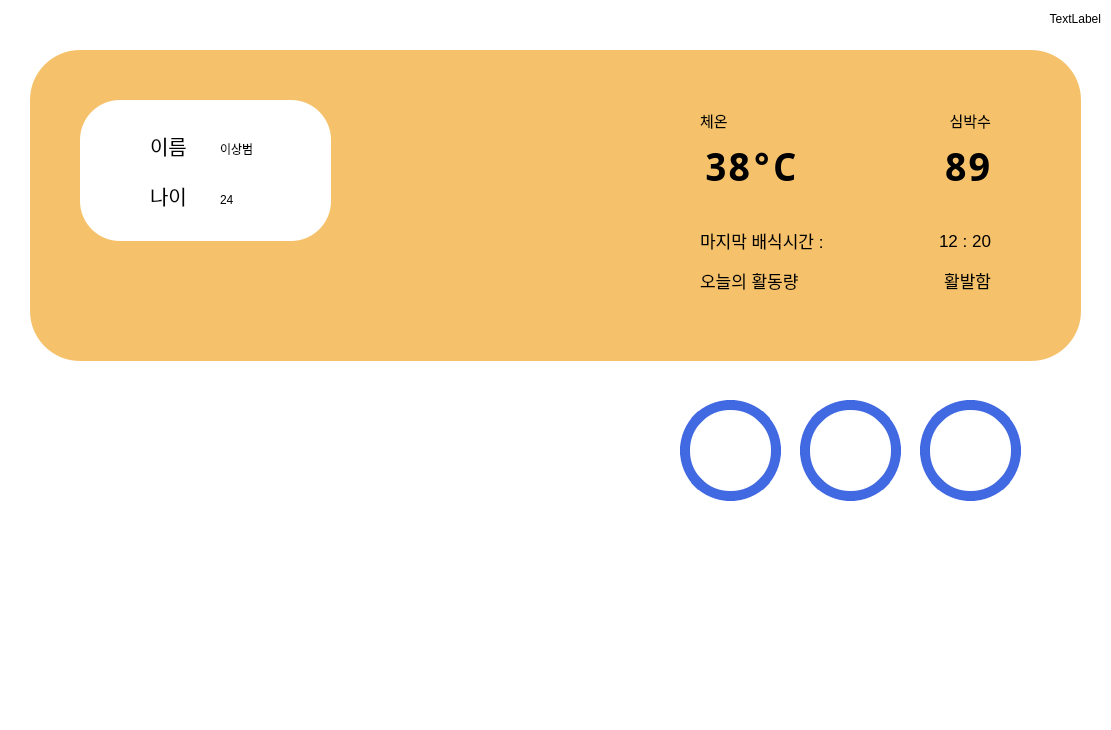
Qt form src/Client/Main.ui (addinedu-ros-7th/iot-repo-1) before a commit.
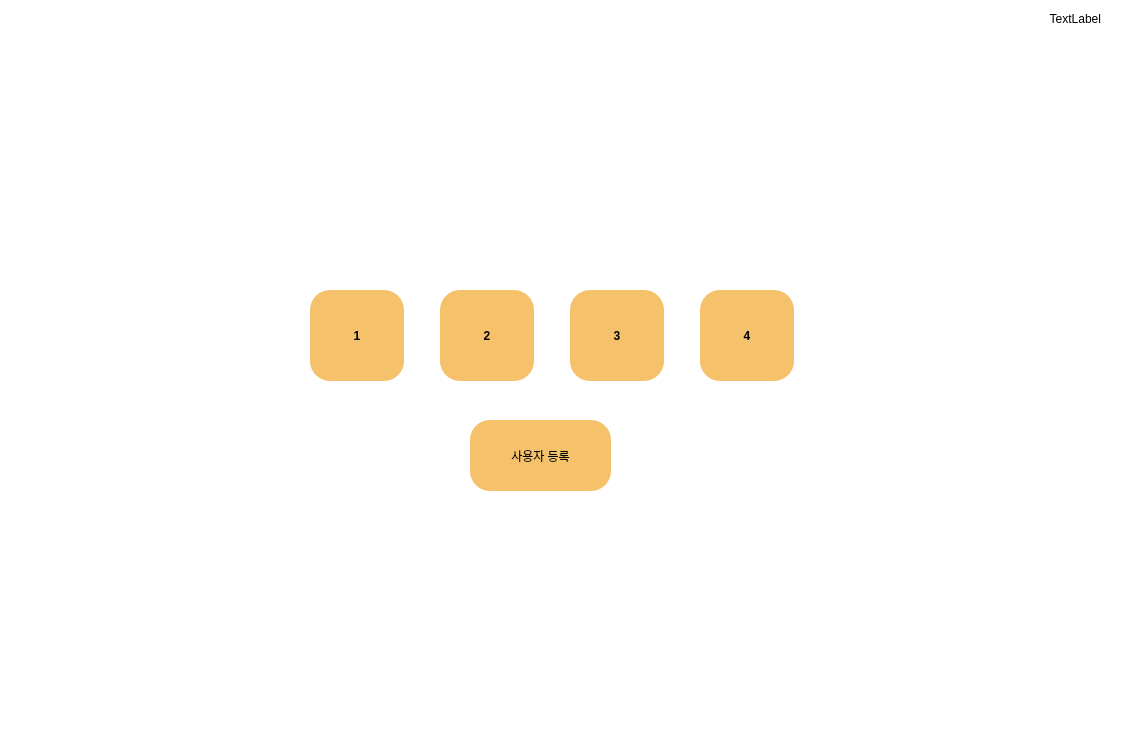
The same form after that commit. Icons and pictures are not drawn.

Patch:
```diff
--- a/src/Client/Main.ui
+++ b/src/Client/Main.ui
@@ -6,7 +6,7 @@
    <rect>
     <x>0</x>
     <y>0</y>
-    <width>1111</width>
+    <width>1123</width>
     <height>730</height>
    </rect>
   </property>
@@ -44,9 +44,9 @@
   <widget class="QLabel" name="labelFrame">
    <property name="geometry">
     <rect>
-     <x>30</x>
+     <x>40</x>
      <y>50</y>
-     <width>1051</width>
+     <width>1041</width>
      <height>311</height>
     </rect>
    </property>
@@ -632,6 +632,184 @@
     <set>Qt::AlignRight|Qt::AlignTrailing|Qt::AlignVCenter</set>
    </property>
   </widget>
+  <widget class="QLabel" name="labelTemp">
+   <property name="geometry">
+    <rect>
+     <x>100</x>
+     <y>260</y>
+     <width>71</width>
+     <height>18</height>
+    </rect>
+   </property>
+   <property name="text">
+    <string>temp</string>
+   </property>
+  </widget>
+  <widget class="QLabel" name="labelHumid">
+   <property name="geometry">
+    <rect>
+     <x>100</x>
+     <y>300</y>
+     <width>71</width>
+     <height>18</height>
+    </rect>
+   </property>
+   <property name="text">
+    <string>humid</string>
+   </property>
+  </widget>
+  <widget class="QLabel" name="labelInit">
+   <property name="geometry">
+    <rect>
+     <x>40</x>
+     <y>30</y>
+     <width>1041</width>
+     <height>681</height>
+    </rect>
+   </property>
+   <property name="text">
+    <string/>
+   </property>
+  </widget>
+  <widget class="QPushButton" name="btnRegister">
+   <property name="geometry">
+    <rect>
+     <x>470</x>
+     <y>420</y>
+     <width>141</width>
+     <height>71</height>
+    </rect>
+   </property>
+   <property name="styleSheet">
+    <string notr="true">QPushButton{background-color:#F5C26B;
+border-radius:20px;}
+
+QPushButton:pressed{background-color:#4169E1; color:white;
+border-radius:20px; border-width:10px;}
+
+QPushButton:hover{background-color:#F5C26B; border-width:10px;
+border-radius:20px;}</string>
+   </property>
+   <property name="text">
+    <string>사용자 등록</string>
+   </property>
+  </widget>
+  <widget class="QPushButton" name="btnUser1">
+   <property name="geometry">
+    <rect>
+     <x>310</x>
+     <y>290</y>
+     <width>94</width>
+     <height>91</height>
+    </rect>
+   </property>
+   <property name="font">
+    <font>
+     <weight>75</weight>
+     <bold>true</bold>
+    </font>
+   </property>
+   <property name="styleSheet">
+    <string notr="true">QPushButton{background-color:#F5C26B;
+border-radius:20px;}
+
+QPushButton:pressed{background-color:#4169E1; color:white;
+border-radius:20px; border-width:10px;}
+
+QPushButton:hover{background-color:#F5C26B; border-width:10px;
+border-radius:20px;}</string>
+   </property>
+   <property name="text">
+    <string>1</string>
+   </property>
+  </widget>
+  <widget class="QPushButton" name="btnUser2">
+   <property name="geometry">
+    <rect>
+     <x>440</x>
+     <y>290</y>
+     <width>94</width>
+     <height>91</height>
+    </rect>
+   </property>
+   <property name="font">
+    <font>
+     <weight>75</weight>
+     <bold>true</bold>
+    </font>
+   </property>
+   <property name="styleSheet">
+    <string notr="true">QPushButton{background-color:#F5C26B;
+border-radius:20px;}
+
+QPushButton:pressed{background-color:#4169E1; color:white;
+border-radius:20px; border-width:10px;}
+
+QPushButton:hover{background-color:#F5C26B; border-width:10px;
+border-radius:20px;}</string>
+   </property>
+   <property name="text">
+    <string>2</string>
+   </property>
+  </widget>
+  <widget class="QPushButton" name="btnUser3">
+   <property name="geometry">
+    <rect>
+     <x>570</x>
+     <y>290</y>
+     <width>94</width>
+     <height>91</height>
+    </rect>
+   </property>
+   <property name="font">
+    <font>
+     <weight>75</weight>
+     <bold>true</bold>
+    </font>
+   </property>
+   <property name="styleSheet">
+    <string notr="true">QPushButton{background-color:#F5C26B;
+border-radius:20px;}
+
+QPushButton:pressed{background-color:#4169E1; color:white;
+border-radius:20px; border-width:10px;}
+
+QPushButton:hover{background-color:#F5C26B; border-width:10px;
+border-radius:20px;}</string>
+   </property>
+   <property name="text">
+    <string>3</string>
+   </property>
+  </widget>
+  <widget class="QPushButton" name="btnUser4">
+   <property name="geometry">
+    <rect>
+     <x>700</x>
+     <y>290</y>
+     <width>94</width>
+     <height>91</height>
+    </rect>
+   </property>
+   <property name="font">
+    <font>
+     <weight>75</weight>
+     <bold>true</bold>
+    </font>
+   </property>
+   <property name="styleSheet">
+    <string notr="true">QPushButton{background-color:#F5C26B;
+border-radius:20px;}
+
+QPushButton:pressed{background-color:#4169E1; color:white;
+border-radius:20px; border-width:10px;}
+
+QPushButton:hover{background-color:#F5C26B; border-width:10px;
+border-radius:20px;}</string>
+   </property>
+   <property name="text">
+    <string>4</string>
+   </property>
+  </widget>
   <zorder>labelFrame</zorder>
   <zorder>labelDog</zorder>
   <zorder>labelPulseIcon</zorder>
@@ -655,6 +833,14 @@
   <zorder>btnGpsPage</zorder>
   <zorder>btnPlayPage</zorder>
   <zorder>labelDateTime</zorder>
+  <zorder>labelTemp</zorder>
+  <zorder>labelHumid</zorder>
+  <zorder>labelInit</zorder>
+  <zorder>btnRegister</zorder>
+  <zorder>btnUser1</zorder>
+  <zorder>btnUser2</zorder>
+  <zorder>btnUser3</zorder>
+  <zorder>btnUser4</zorder>
  </widget>
  <resources/>
  <connections/>
```
